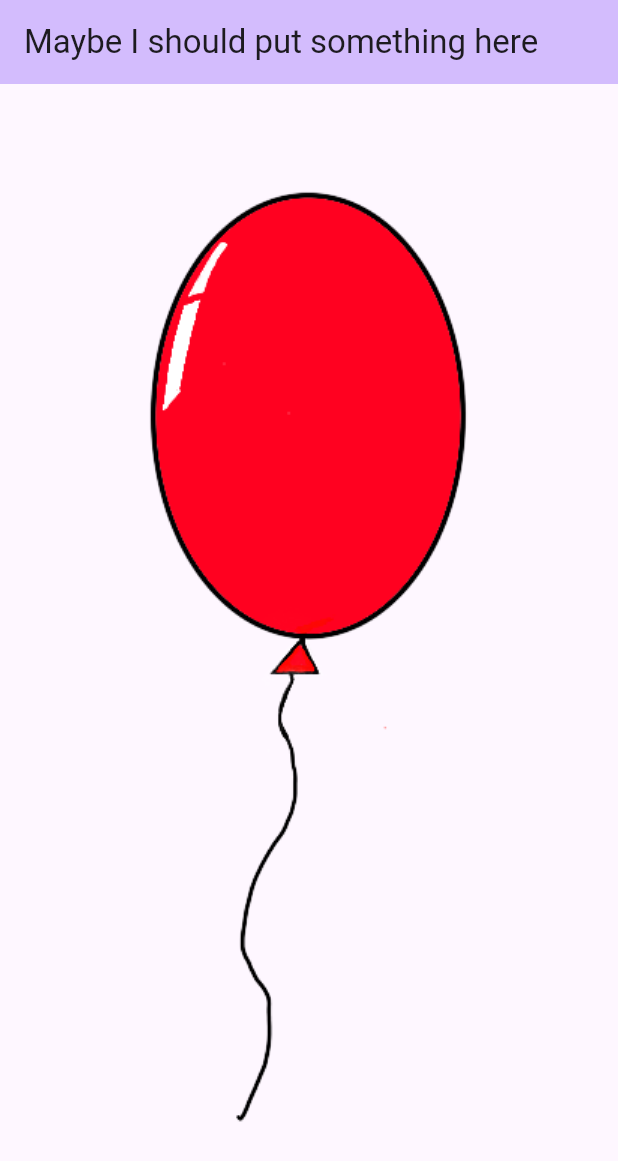
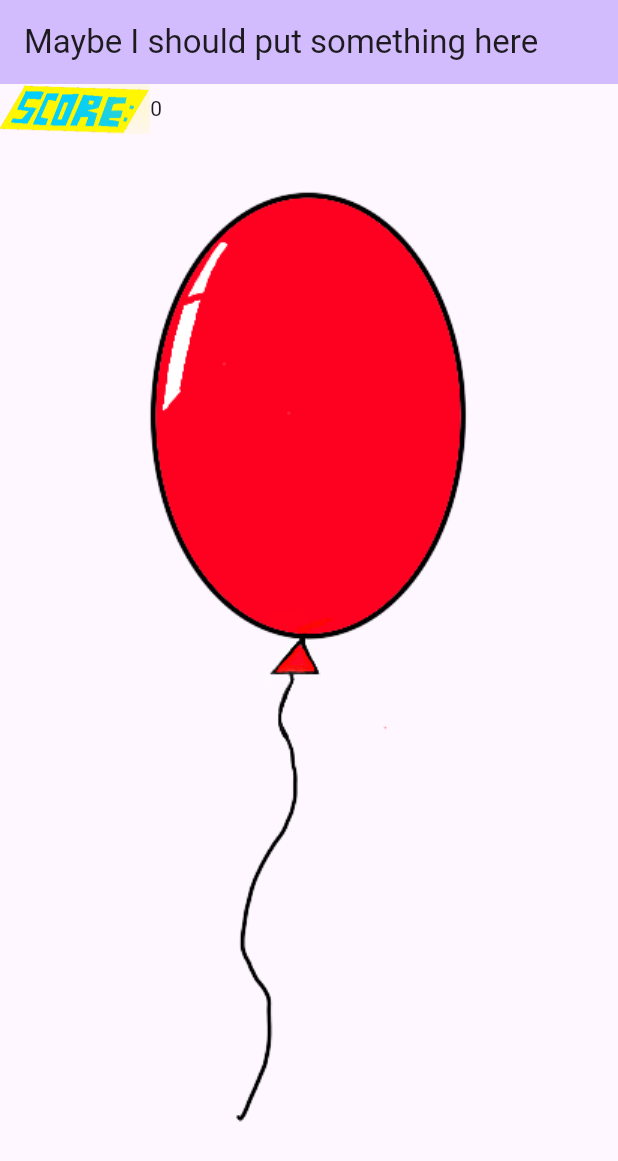
Before and after one commit to vyPal/erasmus-ig, a Flutter app: the screen it shows after launch, on a phone screen of 412 x 824 dp. Shown: the top 1161 px of the screen. Run offline on Flutter 3.47's test engine with Material 2 defaults, Android fonts, the light colour scheme and no system bars; our stand-ins replace simple_animations.

Commit message:
Adding score stuffs

```diff
--- a/lib/main.dart
+++ b/lib/main.dart
@@ -1,5 +1,3 @@
-import 'dart:async';
-
 import 'package:flutter/material.dart';
 import 'package:simple_animations/animation_builder/play_animation_builder.dart';
 
@@ -50,11 +48,15 @@
 
 class _MyHomePageState extends State<MyHomePage> {
   int _idCounter = 0;
-  Set<int> _availableIds = Set();
-  Map<int, PlayAnimationBuilder<double>> _buttons = {};
+  final Set<int> _availableIds = {};
+  final Map<int, PlayAnimationBuilder<double>> _buttons = {};
+
+  double clicks = 0;
+  double multiplier = 1;
 
   void _addButton(TapDownDetails details) {
     setState(() {
+      clicks += multiplier;
       int id;
       if (_availableIds.isNotEmpty) {
         id = _availableIds.first;
@@ -65,7 +67,7 @@
       _buttons[id] = PlayAnimationBuilder<double>(
         key: ValueKey(id),
         tween: Tween(begin: 10, end: 0),
-        duration: Duration(milliseconds: 750),
+        duration: const Duration(milliseconds: 750),
         builder: (context, value, _) {
           return Positioned(
             left: details.localPosition.dx - 13,
@@ -87,6 +89,21 @@
     });
   }
 
+  String getScoreString() {
+    if (clicks < 1000) {
+      return clicks.toStringAsFixed(0);
+    } else if (clicks < 1000000) {
+      return "${(clicks / 1000).toStringAsFixed(2)}k";
+    } else if (clicks < 1000000000) {
+      return "${(clicks / 1000000).toStringAsFixed(2)}m";
+    } else if (clicks < 1000000000000) {
+      return "${(clicks / 1000000000).toStringAsFixed(2)}b";
+    } else if (clicks < 1000000000000000) {
+      return "${(clicks / 1000000000000).toStringAsFixed(2)}t";
+    }
+    return "Congrats! We haven't coded this yet...";
+  }
+
   @override
   Widget build(BuildContext context) {
     return Scaffold(
@@ -101,6 +118,17 @@
           onTapDown: _addButton,
           child: Stack(
             children: [
+              Positioned(
+                child: Row(
+                  children: [
+                    Image.asset(
+                      "assets/score.png",
+                      width: 100,
+                    ),
+                    Text(getScoreString()),
+                  ],
+                ),
+              ),
               Center(
                 child: Image.asset("assets/balloon.png"),
               ),
```
